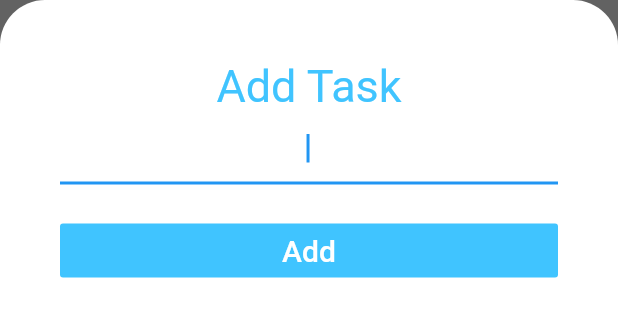
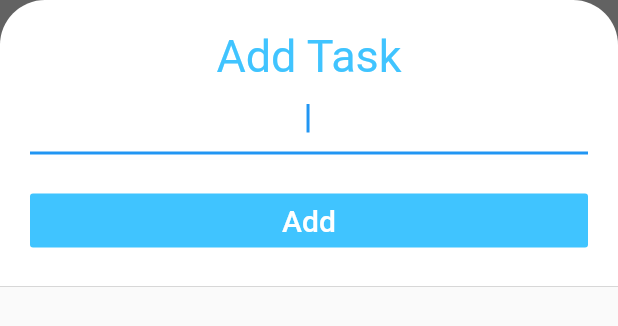
Before and after one commit to mimifi/todoey, a Flutter app: the AddTaskScreen widget shown alone on an empty page, opened directly, on a phone screen of 412 x 824 dp. Shown: the top 326 px of the screen. Run offline on Flutter 3.47's test engine with Material 2 defaults, Android fonts, the phone set to English and light mode, and no system bars.

Commit message:
Refactoring AddTaskScreen to pop up just above the keyboard and be scrollable

```diff
--- a/lib/screens/add_task_screen.dart
+++ b/lib/screens/add_task_screen.dart
@@ -3,7 +3,10 @@ import 'package:flutter/material.dart';
 class AddTaskScreen extends StatelessWidget {
   @override
   Widget build(BuildContext context) {
-    return Container(
+    return SingleChildScrollView(
+      child: Container(
+        padding:
+            EdgeInsets.only(bottom: MediaQuery.of(context).viewInsets.bottom),
         color: Color(0xFF626262),
         child: Container(
           decoration: BoxDecoration(
@@ -13,7 +16,7 @@ class AddTaskScreen extends StatelessWidget {
                 topLeft: Radius.circular(30.0),
               )),
           child: Padding(
-          padding: EdgeInsets.all(40.0),
+            padding: EdgeInsets.all(20.0),
             child: Column(
               children: <Widget>[
                 Text(
@@ -52,6 +55,7 @@ class AddTaskScreen extends StatelessWidget {
             ),
           ),
         ),
+      ),
     );
   }
 }
```
Lines whose indentation alone changed are shown as unchanged.
